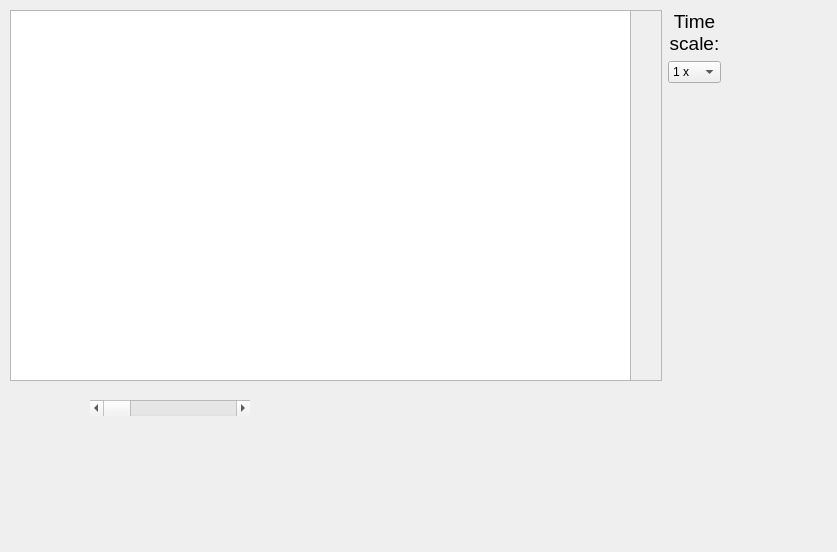
BioSignalML/biosignalml-browser, file chart/ui/chart.ui: the form before one commit.
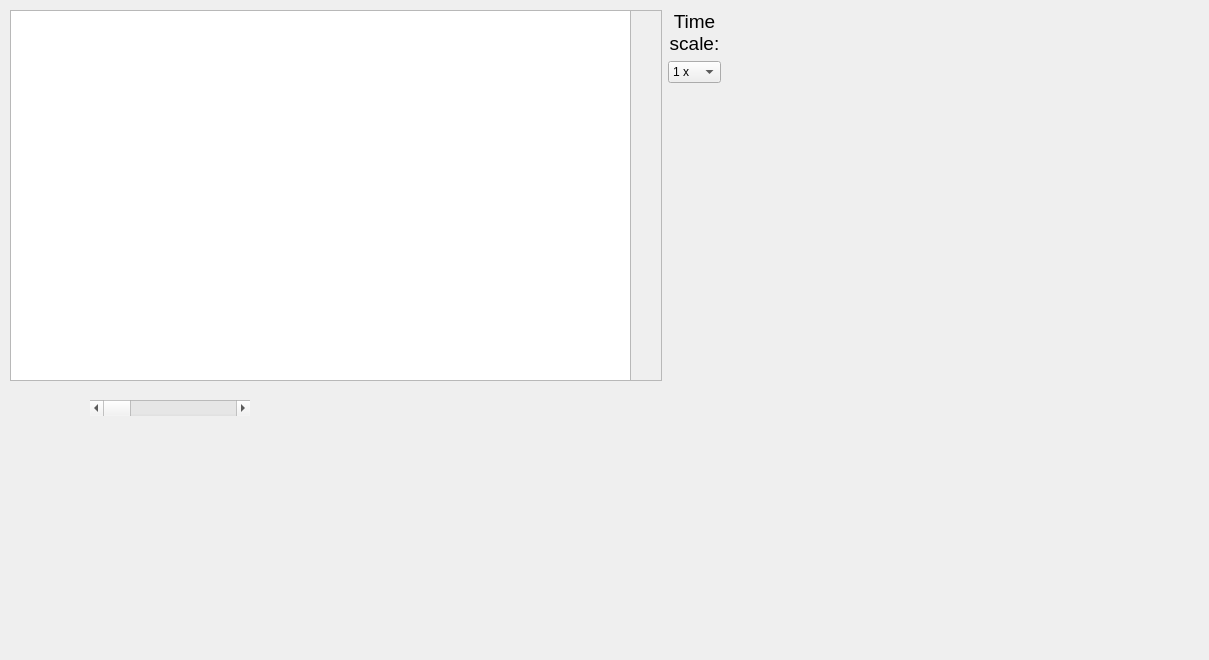
The form after the commit. Custom widgets are drawn as their Qt base class.

Commit message: Tweak initial size of chart window.

Patch:
```diff
--- a/chart/ui/chart.ui
+++ b/chart/ui/chart.ui
@@ -6,8 +6,8 @@
    <rect>
     <x>0</x>
     <y>0</y>
-    <width>837</width>
-    <height>552</height>
+    <width>1209</width>
+    <height>660</height>
    </rect>
   </property>
   <property name="windowTitle">
```
